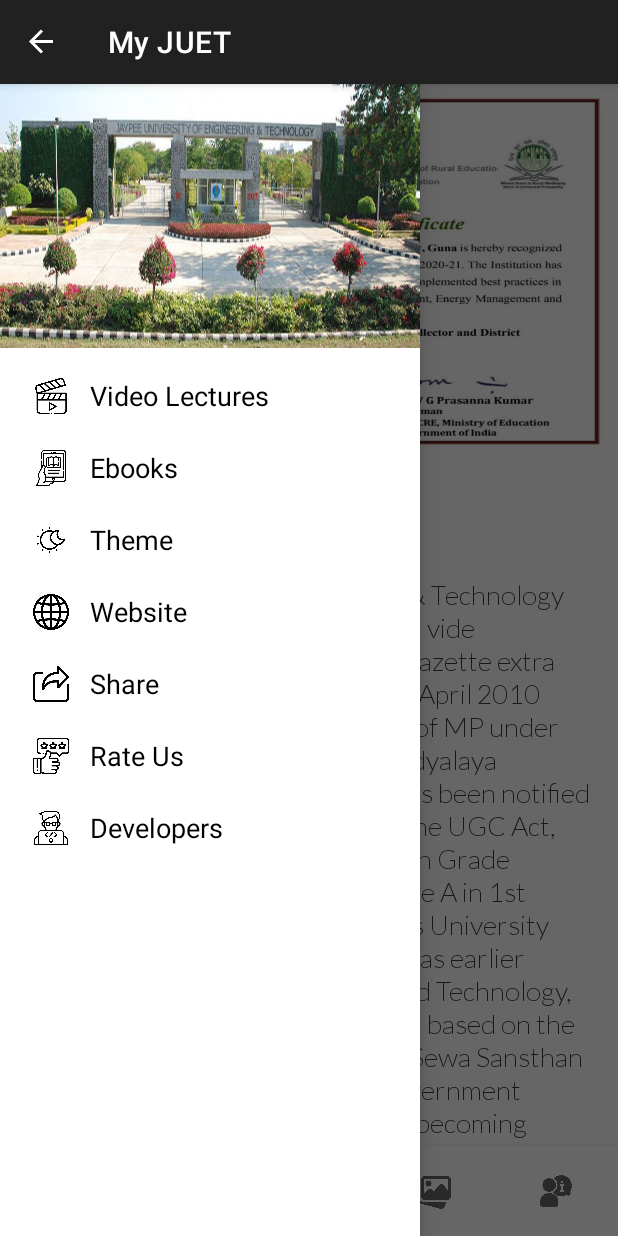
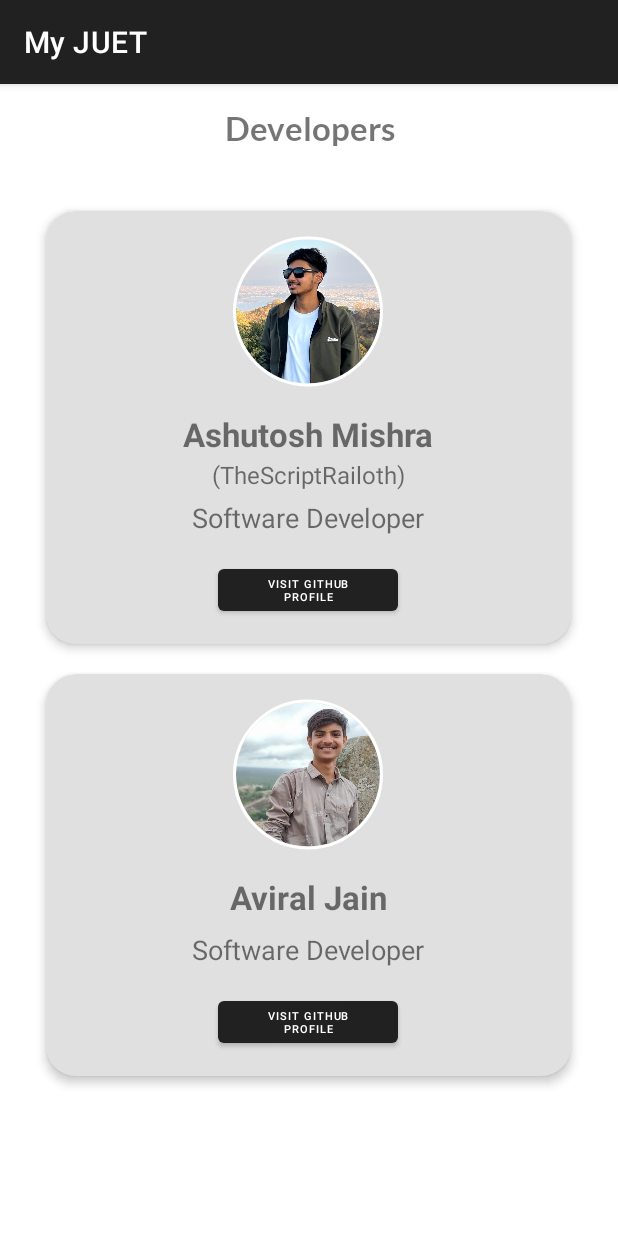
Before and after one commit to TheScriptRailoth/College-App, an Android app: the screen it shows after launch (MainActivity before the commit, developer_activity after it), in the side drawer, after a tap on "Developers", on a phone screen of 412 x 824 dp. Run offline under Robolectric (Android 15) with nearby library versions, the phone set to English and light mode, and no system bars; our stand-ins replace CircleImageView, navigation-ui.

Commit message:
COLLEGE APP: Added developers page for developers information
Signed-off-by: TheScriptRailoth <am3718440@gmail.com>

```diff
--- a/app/build.gradle
+++ b/app/build.gradle
@@ -42,4 +42,5 @@ dependencies {
     implementation 'com.google.firebase:firebase-database:20.2.1'
     implementation 'com.github.chrisbanes:PhotoView:2.3.0'
     implementation 'com.facebook.shimmer:shimmer:0.5.0'
+    implementation 'androidx.cardview:cardview:1.0.0'
 }
--- a/app/src/main/AndroidManifest.xml
+++ b/app/src/main/AndroidManifest.xml
@@ -16,12 +16,15 @@
         android:theme="@style/Theme.CollegeApp"
         tools:targetApi="31">
         <activity
+            android:name=".developer_activity"
+            android:exported="false" />
+        <activity
             android:name=".FullImage"
             android:exported="false" />
         <activity
             android:name=".ebook.EbookActivity"
             android:exported="false"
-            android:parentActivityName=".MainActivity"/>
+            android:parentActivityName=".MainActivity" />
         <activity
             android:name=".MainActivity"
             android:exported="true">
--- a/app/src/main/java/com/notebook/collegeapp/MainActivity.java
+++ b/app/src/main/java/com/notebook/collegeapp/MainActivity.java
@@ -54,10 +54,8 @@ public class MainActivity extends AppCompatActivity implements NavigationView.On
     protected void onCreate(Bundle savedInstanceState) {
         super.onCreate(savedInstanceState);
         setContentView(R.layout.activity_main);
-
         bottomNavigationView = findViewById(R.id.bottomNavigationView);
         navController = Navigation.findNavController(this,R.id.frame_layout);
-
         drawerLayout = findViewById(R.id.drawerLayout);
         navigationView = findViewById(R.id.navigation_view);
         toggle= new ActionBarDrawerToggle(this, drawerLayout,R.string.start, R.string.close);
@@ -68,12 +66,9 @@ public class MainActivity extends AppCompatActivity implements NavigationView.On
         if (actionBar != null) {
             actionBar.setDisplayHomeAsUpEnabled(true);
         }
-
-
         navigationView.setNavigationItemSelectedListener(this);
         NavigationUI.setupWithNavController(bottomNavigationView,navController);
     }
-
     @Override
     public boolean onOptionsItemSelected(@NonNull MenuItem item) {
         if(toggle.onOptionsItemSelected(item))
@@ -87,6 +82,8 @@ public class MainActivity extends AppCompatActivity implements NavigationView.On
     public boolean onNavigationItemSelected(@NonNull MenuItem item) {
         if (item.getItemId() == R.id.navigation_developer)
         {
+            Intent intent=new Intent(this, developer_activity.class);
+            startActivity(intent);
             Toast.makeText(this, "Developers", Toast.LENGTH_SHORT).show();
         }
         else if (item.getItemId() == R.id.navigation_ebook)
@@ -99,12 +96,10 @@ public class MainActivity extends AppCompatActivity implements NavigationView.On
             Intent intent = new Intent(Intent.ACTION_VIEW, Uri.parse(url));
             intent.addFlags(Intent.FLAG_ACTIVITY_NEW_TASK);
             startActivity(intent);
-            Toast.makeText(this, "Video Lectures", Toast.LENGTH_SHORT).show();
         }
         else if (item.getItemId() == R.id.navigation_rate)
         {
             showRatingDialog();
-            //Toast.makeText(this, "Rate Us", Toast.LENGTH_SHORT).show();
         }
         else if (item.getItemId() == R.id.navigation_share)
         {
@@ -114,7 +109,6 @@ public class MainActivity extends AppCompatActivity implements NavigationView.On
             intent.putExtra(Intent.EXTRA_SUBJECT,"Checkout this application");
             intent.putExtra(Intent.EXTRA_TEXT,"Your Application Link Is Here: \n"+url);
             startActivity(Intent.createChooser(intent,"Share Via"));
-            Toast.makeText(this, "Share", Toast.LENGTH_SHORT).show();
         }
         else if (item.getItemId() == R.id.navigation_theme)
         {
@@ -126,7 +120,6 @@ public class MainActivity extends AppCompatActivity implements NavigationView.On
             Intent intent=new Intent(Intent.ACTION_VIEW, Uri.parse(url));
             intent.addFlags(Intent.FLAG_ACTIVITY_NEW_TASK);
             startActivity(intent);
-            Toast.makeText(this, "Website", Toast.LENGTH_SHORT).show();
         }
         return true;
     }
@@ -140,7 +133,6 @@ public class MainActivity extends AppCompatActivity implements NavigationView.On
         }
 
     }
-
     private void showRatingDialog() {
         AlertDialog.Builder dialogBuilder = new AlertDialog.Builder(this);
         LayoutInflater inflater = getLayoutInflater();
--- /dev/null
+++ b/app/src/main/java/com/notebook/collegeapp/developer_activity.java
@@ -0,0 +1,41 @@
+package com.notebook.collegeapp;
+
+import androidx.appcompat.app.AppCompatActivity;
+
+import android.content.Intent;
+import android.net.Uri;
+import android.os.Bundle;
+import android.view.View;
+import android.widget.Button;
+
+public class developer_activity extends AppCompatActivity {
+
+    Button button1,button2;
+
+    @Override
+    protected void onCreate(Bundle savedInstanceState) {
+        super.onCreate(savedInstanceState);
+        setContentView(R.layout.activity_developer);
+
+        button1=findViewById(R.id.githubButton);
+        button2=findViewById(R.id.githubButton2);
+
+        button1.setOnClickListener(new View.OnClickListener() {
+            @Override
+            public void onClick(View view) {
+                Intent intent=new Intent(Intent.ACTION_VIEW, Uri.parse("https://github.com/TheScriptRailoth"));
+                intent.addFlags(Intent.FLAG_ACTIVITY_NEW_TASK);
+                startActivity(intent);
+            }
+        });
+
+        button2.setOnClickListener(new View.OnClickListener() {
+            @Override
+            public void onClick(View view) {
+                Intent intent=new Intent(Intent.ACTION_VIEW, Uri.parse("https://github.com/aviraljain19"));
+                intent.addFlags(Intent.FLAG_ACTIVITY_NEW_TASK);
+                startActivity(intent);
+            }
+        });
+    }
+}
--- /dev/null
+++ b/app/src/main/res/drawable/card_background.xml
@@ -0,0 +1,4 @@
+<shape xmlns:android="http://schemas.android.com/apk/res/android">
+    <solid android:color="#ECECEC" /> <!-- Background color of the cards -->
+    <corners android:radius="16dp" /> <!-- Radius for curved corners -->
+</shape>
--- /dev/null
+++ b/app/src/main/res/layout/activity_developer.xml
@@ -0,0 +1,142 @@
+<!-- activity_main.xml -->
+<LinearLayout xmlns:android="http://schemas.android.com/apk/res/android"
+    xmlns:app="http://schemas.android.com/apk/res-auto"
+    android:layout_width="match_parent"
+    android:layout_height="match_parent"
+    android:gravity="center_horizontal"
+    android:orientation="vertical">
+
+    <TextView
+        android:layout_width="match_parent"
+        android:layout_height="wrap_content"
+        android:text="Developers"
+        android:fontFamily="@string/bold"
+        android:textSize="@dimen/title_size"
+        android:gravity="center"
+        android:padding="16dp" />
+
+    <androidx.cardview.widget.CardView
+        android:layout_marginTop="25dp"
+        android:layout_width="350dp"
+        android:layout_height="wrap_content"
+        app:cardBackgroundColor="#E0E0E0"
+        app:cardCornerRadius="20dp"
+        app:cardElevation="4dp">
+
+        <RelativeLayout
+            android:layout_width="match_parent"
+            android:layout_height="match_parent"
+            android:padding="16dp">
+
+            <de.hdodenhof.circleimageview.CircleImageView
+                android:id="@+id/profileImageView"
+                android:layout_width="100dp"
+                android:layout_height="102dp"
+                android:layout_centerHorizontal="true"
+                android:src="@drawable/my_profile"
+                app:civ_border_color="#FFFFFF"
+                app:civ_border_width="2dp" />
+
+            <TextView
+                android:id="@+id/nameTextView"
+                android:layout_width="wrap_content"
+                android:layout_height="wrap_content"
+                android:layout_below="@id/profileImageView"
+                android:layout_centerHorizontal="true"
+                android:layout_marginTop="16dp"
+                android:text="Ashutosh Mishra"
+                android:textSize="22sp"
+                android:textStyle="bold" />
+
+            <TextView
+                android:id="@+id/occupationTextView"
+                android:layout_width="wrap_content"
+                android:layout_height="wrap_content"
+                android:layout_below="@id/nameTextView"
+                android:layout_centerHorizontal="true"
+                android:layout_marginTop="1dp"
+                android:text="(TheScriptRailoth)"
+                android:textSize="16sp" />
+            <TextView
+                android:id="@+id/TextView3"
+                android:layout_width="wrap_content"
+                android:layout_height="wrap_content"
+                android:layout_below="@id/occupationTextView"
+                android:layout_centerHorizontal="true"
+                android:layout_marginTop="5dp"
+                android:text="Software Developer"
+                android:textSize="18sp" />
+
+            <Button
+                android:id="@+id/githubButton"
+                android:layout_width="120dp"
+                android:layout_height="40dp"
+                android:layout_below="@id/TextView3"
+                android:layout_centerHorizontal="true"
+                android:layout_marginTop="16dp"
+                android:textSize="7sp"
+                android:text="Visit GitHub Profile" />
+
+        </RelativeLayout>
+
+    </androidx.cardview.widget.CardView>
+
+
+    <androidx.cardview.widget.CardView
+        android:layout_marginTop="20dp"
+        android:layout_width="350dp"
+        android:layout_height="wrap_content"
+        app:cardBackgroundColor="#E0E0E0"
+        app:cardCornerRadius="20dp"
+        app:cardElevation="4dp">
+
+        <RelativeLayout
+            android:layout_width="match_parent"
+            android:layout_height="match_parent"
+            android:padding="16dp">
+
+            <de.hdodenhof.circleimageview.CircleImageView
+                android:id="@+id/profileImageView2"
+                android:layout_width="100dp"
+                android:layout_height="102dp"
+                android:layout_centerHorizontal="true"
+                android:src="@drawable/aviral"
+                app:civ_border_color="#FFFFFF"
+                app:civ_border_width="2dp" />
+
+            <TextView
+                android:id="@+id/nameTextView2"
+                android:layout_width="wrap_content"
+                android:layout_height="wrap_content"
+                android:layout_below="@id/profileImageView2"
+                android:layout_centerHorizontal="true"
+                android:layout_marginTop="16dp"
+                android:text="Aviral Jain"
+                android:textSize="22sp"
+                android:textStyle="bold" />
+
+            <TextView
+                android:id="@+id/occupationTextView2"
+                android:layout_width="wrap_content"
+                android:layout_height="wrap_content"
+                android:layout_below="@id/nameTextView2"
+                android:layout_centerHorizontal="true"
+                android:layout_marginTop="8dp"
+                android:text="Software Developer"
+                android:textSize="18sp" />
+
+            <Button
+                android:id="@+id/githubButton2"
+                android:layout_width="120dp"
+                android:layout_height="40dp"
+                android:layout_below="@id/occupationTextView2"
+                android:layout_centerHorizontal="true"
+                android:layout_marginTop="16dp"
+                android:textSize="7sp"
+                android:text="Visit GitHub Profile" />
+
+        </RelativeLayout>
+
+    </androidx.cardview.widget.CardView>
+
+</LinearLayout>
--- a/app/src/main/res/values/strings.xml
+++ b/app/src/main/res/values/strings.xml
@@ -22,5 +22,4 @@
     </string-array>
 
 
-
 </resources>
```
Also changed, not shown: app/src/main/res/drawable/aviral.jpg (added), app/src/main/res/drawable/my_profile.jpg (added).
